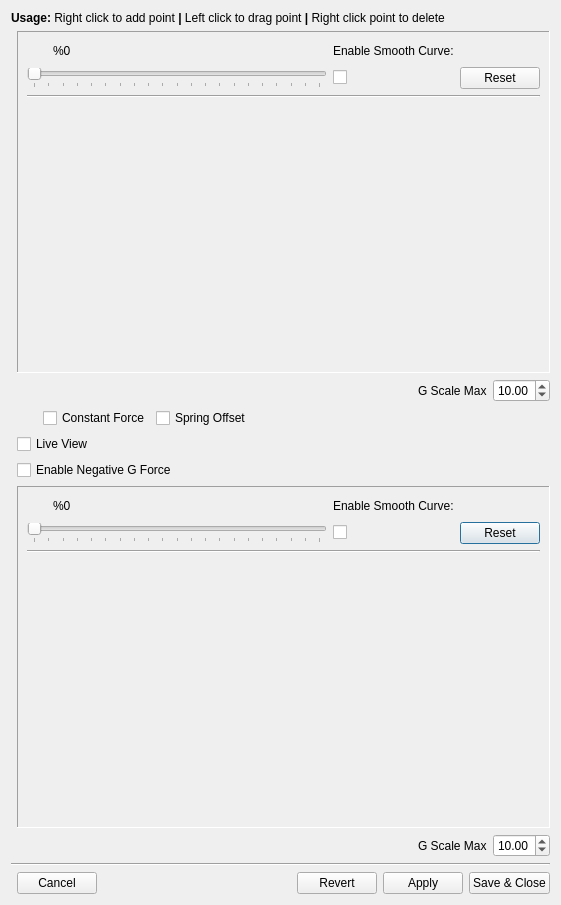
First picture: the form in SM/advanced_g_curve.ui, repository walmis/VPforce-TelemFFB, before the edit.
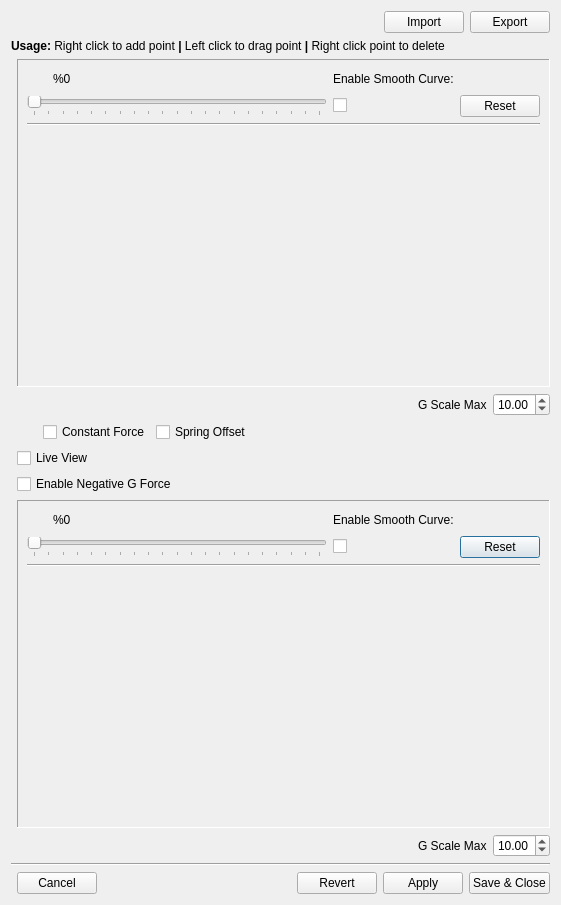
Second picture: the form after the edit. Custom widgets are drawn as their Qt base class.

Commit message: import/export adv curve settings

Diff of the .ui file:
```diff
--- a/SM/advanced_g_curve.ui
+++ b/SM/advanced_g_curve.ui
@@ -14,7 +14,7 @@
    <string>Advanced G Effect Configuration</string>
   </property>
   <layout class="QGridLayout" name="gridLayout_2">
-   <item row="2" column="0">
+   <item row="3" column="0">
     <layout class="QGridLayout" name="MastergridLayout">
      <item row="5" column="0" colspan="2">
       <widget class="Line" name="line">
@@ -543,13 +543,44 @@
      </item>
     </layout>
    </item>
-   <item row="1" column="0" alignment="Qt::AlignLeft">
+   <item row="2" column="0" alignment="Qt::AlignLeft">
     <widget class="QLabel" name="label">
      <property name="text">
       <string>&lt;html&gt;&lt;head/&gt;&lt;body&gt;&lt;p&gt;&lt;span style=&quot; font-weight:600;&quot;&gt;Usage:&lt;/span&gt; Right click to add point &lt;span style=&quot; font-weight:600;&quot;&gt;|&lt;/span&gt;  Left click to drag point &lt;span style=&quot; font-weight:600;&quot;&gt;|&lt;/span&gt;  Right click  point to delete&lt;/p&gt;&lt;/body&gt;&lt;/html&gt;</string>
      </property>
     </widget>
    </item>
+   <item row="1" column="0">
+    <layout class="QHBoxLayout" name="horizontalLayout_8">
+     <item>
+      <spacer name="horizontalSpacer_9">
+       <property name="orientation">
+        <enum>Qt::Horizontal</enum>
+       </property>
+       <property name="sizeHint" stdset="0">
+        <size>
+         <width>217</width>
+         <height>20</height>
+        </size>
+       </property>
+      </spacer>
+     </item>
+     <item>
+      <widget class="QPushButton" name="pb_import">
+       <property name="text">
+        <string>Import</string>
+       </property>
+      </widget>
+     </item>
+     <item>
+      <widget class="QPushButton" name="pb_export">
+       <property name="text">
+        <string>Export</string>
+       </property>
+      </widget>
+     </item>
+    </layout>
+   </item>
   </layout>
  </widget>
  <customwidgets>
```
The commit also changes 6 other files.
